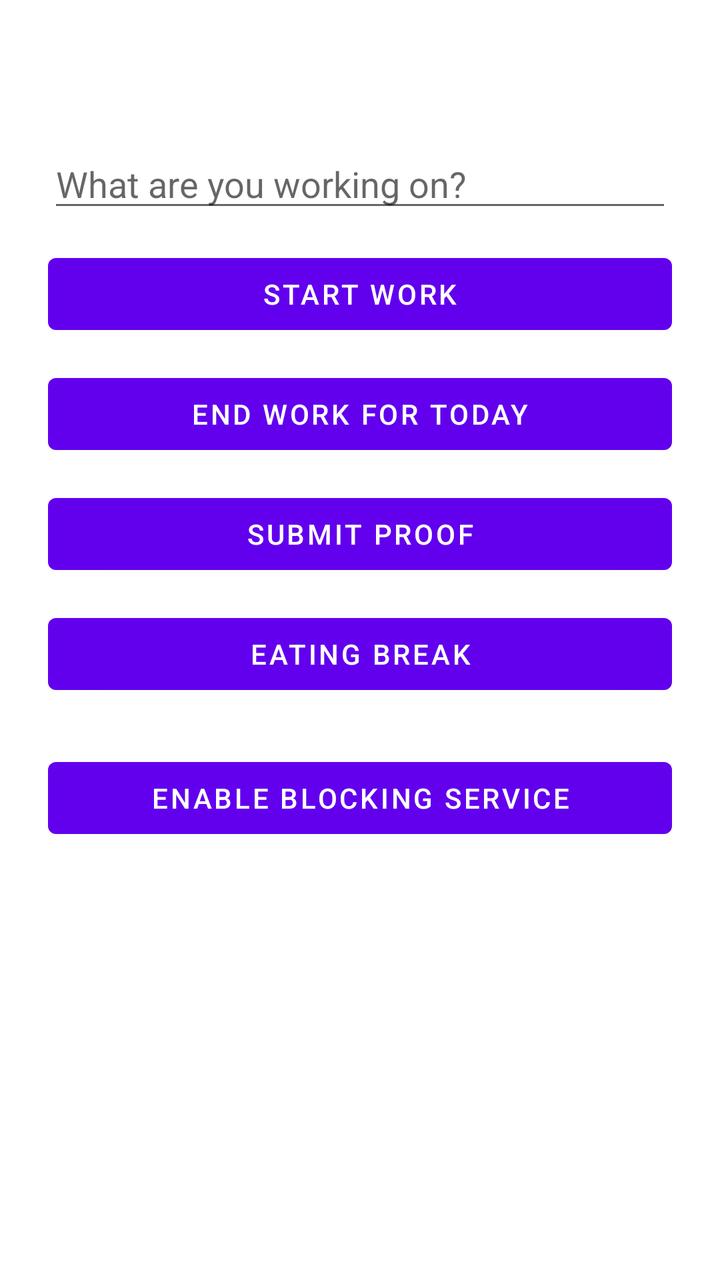
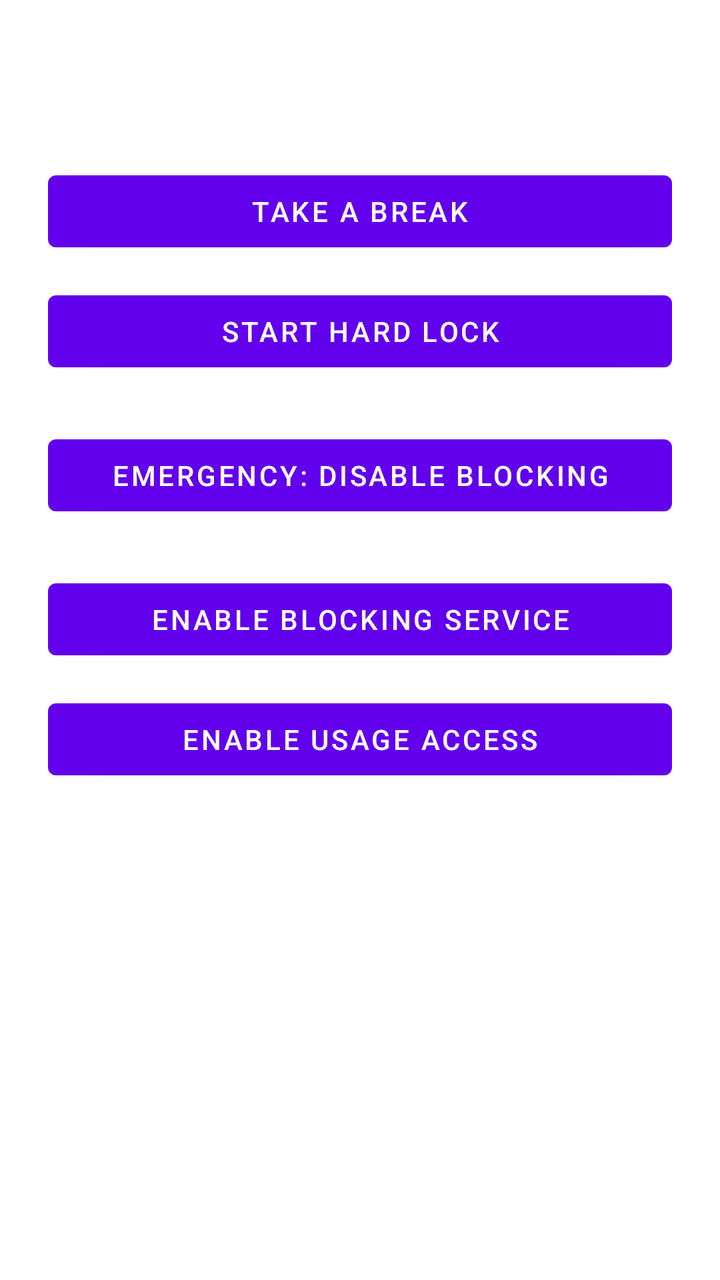

Two renders of the same Android screen: before a commit and after it. Below are the layout's source before the change and the commit's diff.
<!-- AndroidManifest.xml: application theme Theme.LockoutGate -->
<!-- res/layout/activity_main.xml -->
<?xml version="1.0" encoding="utf-8"?>
<ScrollView xmlns:android="http://schemas.android.com/apk/res/android"
    android:layout_width="match_parent"
    android:layout_height="match_parent">

    <LinearLayout
        android:layout_width="match_parent"
        android:layout_height="wrap_content"
        android:orientation="vertical"
        android:padding="24dp">

        <TextView
            android:id="@+id/statusText"
            android:layout_width="match_parent"
            android:layout_height="wrap_content"
            android:textSize="16sp"
            android:paddingBottom="24dp" />

        <EditText
            android:id="@+id/taskInput"
            android:layout_width="match_parent"
            android:layout_height="wrap_content"
            android:hint="@string/task_hint"
            android:inputType="text" />

        <Button
            android:id="@+id/startWorkButton"
            android:layout_width="match_parent"
            android:layout_height="wrap_content"
            android:layout_marginTop="12dp"
            android:text="@string/start_work" />

        <Button
            android:id="@+id/endWorkButton"
            android:layout_width="match_parent"
            android:layout_height="wrap_content"
            android:layout_marginTop="12dp"
            android:text="@string/end_work" />

        <Button
            android:id="@+id/submitProofButton"
            android:layout_width="match_parent"
            android:layout_height="wrap_content"
            android:layout_marginTop="12dp"
            android:text="@string/submit_proof" />

        <Button
            android:id="@+id/eatingBreakButton"
            android:layout_width="match_parent"
            android:layout_height="wrap_content"
            android:layout_marginTop="12dp"
            android:text="@string/eating_break" />

        <Button
            android:id="@+id/enableAccessibilityButton"
            android:layout_width="match_parent"
            android:layout_height="wrap_content"
            android:layout_marginTop="24dp"
            android:text="@string/enable_accessibility" />

    </LinearLayout>
</ScrollView>
<!-- resources referenced by this layout -->
<resources>
  <string name="eating_break">Eating break</string>
  <string name="enable_accessibility">Enable blocking service</string>
  <string name="end_work">End work for today</string>
  <string name="start_work">Start work</string>
  <string name="submit_proof">Submit proof</string>
  <string name="task_hint">What are you working on?</string>
  <style name="Theme.LockoutGate" parent="Theme.MaterialComponents.DayNight.NoActionBar" />
</resources>

<!-- the commit's change to res/layout/activity_main.xml (unified diff, before → after) -->
@@ -16,40 +16,26 @@
             android:textSize="16sp"
             android:paddingBottom="24dp" />
 
-        <EditText
-            android:id="@+id/taskInput"
-            android:layout_width="match_parent"
-            android:layout_height="wrap_content"
-            android:hint="@string/task_hint"
-            android:inputType="text" />
-
         <Button
-            android:id="@+id/startWorkButton"
+            android:id="@+id/takeBreakButton"
             android:layout_width="match_parent"
             android:layout_height="wrap_content"
             android:layout_marginTop="12dp"
-            android:text="@string/start_work" />
+            android:text="@string/take_break" />
 
         <Button
-            android:id="@+id/endWorkButton"
+            android:id="@+id/hardLockButton"
             android:layout_width="match_parent"
             android:layout_height="wrap_content"
             android:layout_marginTop="12dp"
-            android:text="@string/end_work" />
+            android:text="@string/hard_lock_button" />
 
         <Button
-            android:id="@+id/submitProofButton"
+            android:id="@+id/emergencyButton"
             android:layout_width="match_parent"
             android:layout_height="wrap_content"
-            android:layout_marginTop="12dp"
-            android:text="@string/submit_proof" />
-
-        <Button
-            android:id="@+id/eatingBreakButton"
-            android:layout_width="match_parent"
-            android:layout_height="wrap_content"
-            android:layout_marginTop="12dp"
-            android:text="@string/eating_break" />
+            android:layout_marginTop="24dp"
+            android:text="@string/emergency_disable" />
 
         <Button
             android:id="@+id/enableAccessibilityButton"
@@ -58,5 +44,12 @@
             android:layout_marginTop="24dp"
             android:text="@string/enable_accessibility" />
 
+        <Button
+            android:id="@+id/enableUsageAccessButton"
+            android:layout_width="match_parent"
+            android:layout_height="wrap_content"
+            android:layout_marginTop="12dp"
+            android:text="@string/enable_usage_access" />
+
     </LinearLayout>
 </ScrollView>
<!-- resource entries referenced after the edit -->
@@ -1,11 +1,10 @@
 <!-- resources referenced by this layout -->
 <resources>
-  <string name="eating_break">Eating break</string>
+  <string name="emergency_disable">Emergency: disable blocking</string>
   <string name="enable_accessibility">Enable blocking service</string>
-  <string name="end_work">End work for today</string>
-  <string name="start_work">Start work</string>
-  <string name="submit_proof">Submit proof</string>
-  <string name="task_hint">What are you working on?</string>
+  <string name="enable_usage_access">Enable usage access</string>
+  <string name="hard_lock_button">Start hard lock</string>
+  <string name="take_break">Take a break</string>
   <style name="Theme.LockoutGate" parent="Theme.MaterialComponents.DayNight.NoActionBar" />
 </resources>
 
